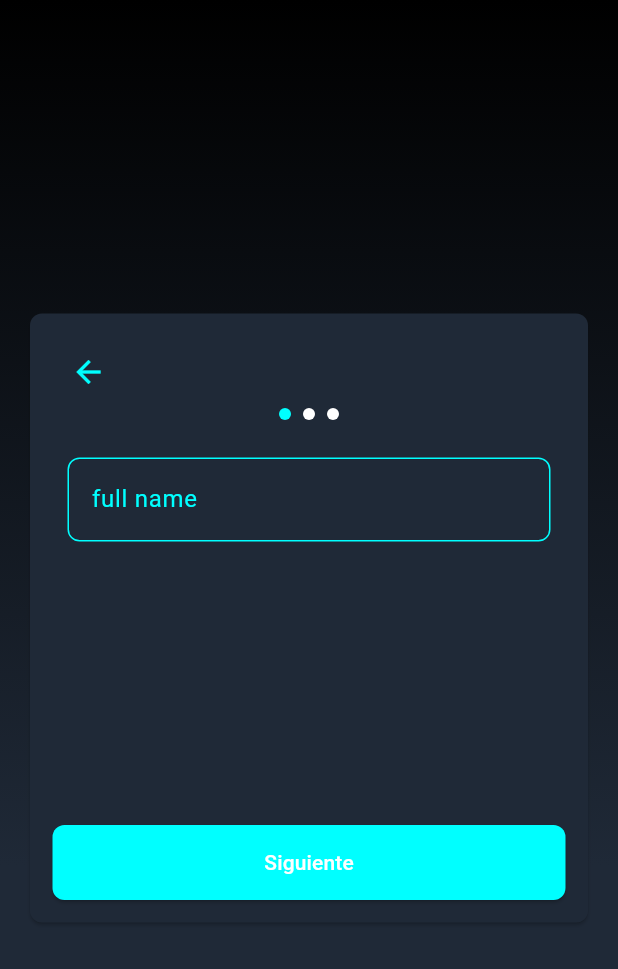
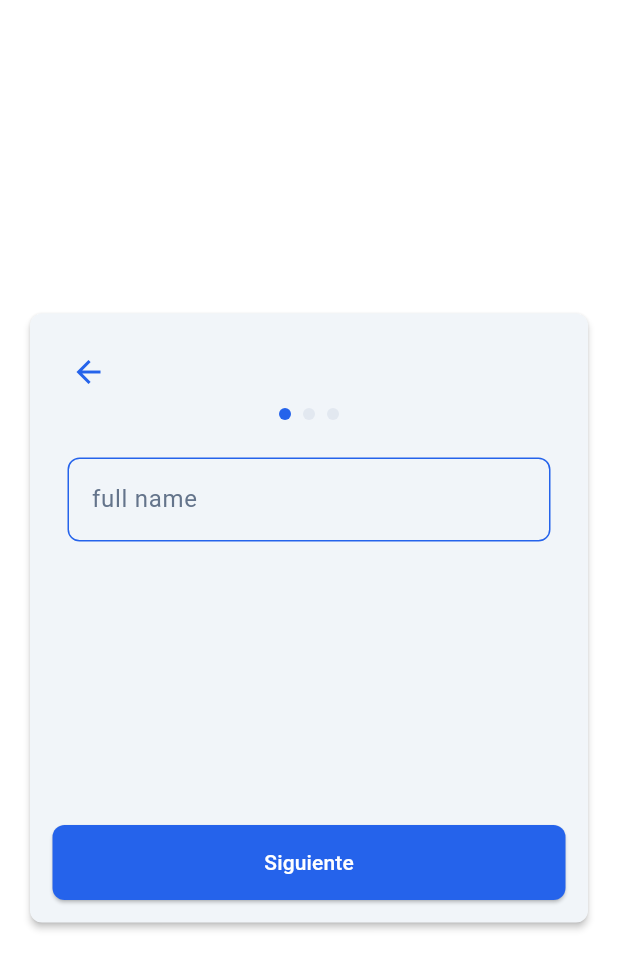
Before and after one commit to DJimenez0608/Moto_app, a Flutter app: the screen it shows after launch, after a tap on "Sign up", on a phone screen of 412 x 824 dp. Shown: the top 969 px of the screen. Run offline on Flutter 3.47's test engine with Material 3 defaults, Android fonts, the light colour scheme and no system bars; our stand-ins replace shared_preferences; missing offline and left inert: animated_item; accounts and stored records are empty; network calls fail.

Commit message:
New app colors

```diff
--- a/moto_app/lib/core/theme/app_colors.dart
+++ b/moto_app/lib/core/theme/app_colors.dart
@@ -1,18 +1,15 @@
 import 'package:flutter/material.dart';
 
 class AppColors {
-  // Pure black
-  static const Color pureBlack = Color(0xFF000000);
+  static const Color pureWhite = Color(0xFFFFFFFF);
+  static const Color pureBlack = Color(0xFF1E293B); // Slate navy for headings
 
-  // Neon cyan
-  static const Color neonCyan = Color(0xFF00FFFF);
+  static const Color primaryBlue = Color(0xFF2563EB);
+  static const Color accentCoral = Color(0xFFFF7A59);
+  static const Color accentYellow = Color(0xFFFBBF24);
 
-  // Bluish gray
-  static const Color bluishGray = Color(0xFF1F2937);
-
-  // Pure white
-  static const Color pureWhite = Color(0xFFFFFFFF);
-
-  // Dark purple
-  static const Color darkPurple = Color(0xFF7C3AED);
+  static const Color neutralText = Color(0xFF475569);
+  static const Color mutedText = Color(0xFF64748B);
+  static const Color surfaceSoft = Color(0xFFF1F5F9);
+  static const Color surfaceAlt = Color(0xFFE2E8F0);
 }
--- a/moto_app/lib/core/theme/app_theme.dart
+++ b/moto_app/lib/core/theme/app_theme.dart
@@ -6,18 +6,19 @@ class AppTheme {
   static ThemeData get theme {
     return ThemeData(
       useMaterial3: true,
+      scaffoldBackgroundColor: AppColors.pureWhite,
       colorScheme: ColorScheme(
-        brightness: Brightness.dark,
-        primary: AppColors.neonCyan,
+        brightness: Brightness.light,
+        primary: AppColors.primaryBlue,
         onPrimary: AppColors.pureWhite,
-        secondary: AppColors.darkPurple,
+        secondary: AppColors.accentCoral,
         onSecondary: AppColors.pureWhite,
-        error: Colors.red,
+        error: Colors.redAccent,
         onError: AppColors.pureWhite,
-        surface: AppColors.bluishGray,
-        onSurface: AppColors.pureWhite,
-        surfaceTint: AppColors.pureBlack,
-        onSurfaceVariant: AppColors.pureWhite,
+        surface: AppColors.surfaceSoft,
+        onSurface: AppColors.neutralText,
+        surfaceTint: AppColors.primaryBlue,
+        onSurfaceVariant: AppColors.mutedText,
       ),
       textTheme: const TextTheme(
         // Títulos principales: aumentados aprox. 25%
@@ -25,55 +26,56 @@ class AppTheme {
           fontSize: 40,
           fontWeight: FontWeight.bold,
           letterSpacing: 0.5,
-          color: AppColors.pureWhite,
+          color: AppColors.pureBlack,
         ),
         displayMedium: TextStyle(
           fontSize: 35,
           fontWeight: FontWeight.bold,
           letterSpacing: 0.5,
-          color: AppColors.pureWhite,
+          color: AppColors.pureBlack,
         ),
         displaySmall: TextStyle(
           fontSize: 30,
           fontWeight: FontWeight.w600,
           letterSpacing: 0.5,
-          color: AppColors.pureWhite,
+          color: AppColors.pureBlack,
         ),
         // Subtítulos: aumentados aprox. 25%
         headlineMedium: TextStyle(
           fontSize: 28,
           fontWeight: FontWeight.w500,
-          color: AppColors.pureWhite,
+          color: AppColors.pureBlack,
         ),
         headlineSmall: TextStyle(
           fontSize: 25,
           fontWeight: FontWeight.w500,
-          color: AppColors.pureWhite,
+          color: AppColors.pureBlack,
         ),
         titleLarge: TextStyle(
           fontSize: 23,
           fontWeight: FontWeight.w500,
-          color: AppColors.pureWhite,
+          color: AppColors.pureBlack,
         ),
         // Párrafos: 14-16px, Regular, height 1.4-1.6
         bodyLarge: TextStyle(
           fontSize: 16,
           fontWeight: FontWeight.normal,
           height: 1.5,
-          color: AppColors.pureWhite,
+          color: AppColors.neutralText,
         ),
         bodyMedium: TextStyle(
           fontSize: 14,
           fontWeight: FontWeight.normal,
           height: 1.4,
-          color: AppColors.pureWhite,
+          color: AppColors.mutedText,
         ),
       ),
       cardTheme: CardTheme(
-        color: AppColors.bluishGray,
+        color: AppColors.surfaceSoft,
         shape: RoundedRectangleBorder(
           borderRadius: BorderRadius.circular(AppConstants.borderRadius),
         ),
+        elevation: 2,
       ),
       inputDecorationTheme: InputDecorationTheme(
         border: OutlineInputBorder(
@@ -81,17 +83,17 @@ class AppTheme {
         ),
         enabledBorder: OutlineInputBorder(
           borderRadius: BorderRadius.circular(AppConstants.borderRadius),
-          borderSide: const BorderSide(color: AppColors.neonCyan),
+          borderSide: const BorderSide(color: AppColors.primaryBlue),
         ),
         focusedBorder: OutlineInputBorder(
           borderRadius: BorderRadius.circular(AppConstants.borderRadius),
-          borderSide: const BorderSide(color: AppColors.neonCyan, width: 2),
+          borderSide: const BorderSide(color: AppColors.primaryBlue, width: 2),
         ),
-        labelStyle: const TextStyle(color: AppColors.neonCyan),
+        labelStyle: const TextStyle(color: AppColors.mutedText),
       ),
       elevatedButtonTheme: ElevatedButtonThemeData(
         style: ElevatedButton.styleFrom(
-          backgroundColor: AppColors.neonCyan,
+          backgroundColor: AppColors.primaryBlue,
           foregroundColor: AppColors.pureWhite,
           shape: RoundedRectangleBorder(
             borderRadius: BorderRadius.circular(AppConstants.borderRadius),
@@ -99,6 +101,19 @@ class AppTheme {
           padding: const EdgeInsets.symmetric(horizontal: 24, vertical: 12),
         ),
       ),
+      appBarTheme: const AppBarTheme(
+        backgroundColor: AppColors.pureWhite,
+        foregroundColor: AppColors.pureBlack,
+        elevation: 0,
+        centerTitle: false,
+      ),
+      bottomNavigationBarTheme: const BottomNavigationBarThemeData(
+        backgroundColor: AppColors.pureWhite,
+        selectedItemColor: AppColors.primaryBlue,
+        unselectedItemColor: AppColors.mutedText,
+        elevation: 8,
+        type: BottomNavigationBarType.fixed,
+      ),
     );
   }
 }
--- a/moto_app/lib/features/auth/presentation/screens/initial_screen.dart
+++ b/moto_app/lib/features/auth/presentation/screens/initial_screen.dart
@@ -12,14 +12,7 @@ class InitialScreen extends StatelessWidget {
   Widget build(BuildContext context) {
     return Scaffold(
       body: Container(
-        decoration: const BoxDecoration(
-          gradient: LinearGradient(
-            begin: Alignment.topCenter,
-            end: Alignment.bottomCenter,
-            colors: [AppColors.pureBlack, AppColors.bluishGray],
-            stops: [0.0, 0.7],
-          ),
-        ),
+        color: AppColors.pureWhite,
         child: Center(
           child: Card(
             margin: const EdgeInsets.symmetric(
@@ -30,6 +23,7 @@ class InitialScreen extends StatelessWidget {
               padding: const EdgeInsets.all(24.0),
               child: Column(
                 mainAxisSize: MainAxisSize.min,
+                crossAxisAlignment: CrossAxisAlignment.stretch,
                 children: [
                   Text(
                     'MotoApp',
--- a/moto_app/lib/features/auth/presentation/screens/signup_screen.dart
+++ b/moto_app/lib/features/auth/presentation/screens/signup_screen.dart
@@ -110,14 +110,7 @@ class _SignUpScreenState extends State<SignUpScreen> {
   Widget build(BuildContext context) {
     return Scaffold(
       body: Container(
-        decoration: const BoxDecoration(
-          gradient: LinearGradient(
-            begin: Alignment.topCenter,
-            end: Alignment.bottomCenter,
-            colors: [AppColors.pureBlack, AppColors.bluishGray],
-            stops: [0.0, 0.7],
-          ),
-        ),
+        color: AppColors.pureWhite,
         child: Center(
           child: SizedBox(
             child: Card(
@@ -135,7 +128,7 @@ class _SignUpScreenState extends State<SignUpScreen> {
                         IconButton(
                           icon: const Icon(Icons.arrow_back),
                           onPressed: () => Navigator.pop(context),
-                          color: AppColors.neonCyan,
+                          color: AppColors.primaryBlue,
                         ),
                         const Spacer(),
                       ],
@@ -155,8 +148,8 @@ class _SignUpScreenState extends State<SignUpScreen> {
                               shape: BoxShape.circle,
                               color:
                                   _currentPage == index
-                                      ? AppColors.neonCyan
-                                      : AppColors.pureWhite,
+                                      ? AppColors.primaryBlue
+                                      : AppColors.surfaceAlt,
                             ),
                           ),
                         ),
--- a/moto_app/lib/features/auth/presentation/screens/splash_screen.dart
+++ b/moto_app/lib/features/auth/presentation/screens/splash_screen.dart
@@ -30,15 +30,13 @@ class _SplashScreenState extends State<SplashScreen> {
     if (!mounted) return;
 
     final isLoggedIn = await SessionService.isLoggedIn();
-    final storedUser =
-        isLoggedIn ? await SessionService.loadUser() : null;
+    final storedUser = isLoggedIn ? await SessionService.loadUser() : null;
 
     if (!mounted) return;
 
     if (isLoggedIn) {
       if (storedUser != null) {
-        final userProvider =
-            Provider.of<UserProvider>(context, listen: false);
+        final userProvider = Provider.of<UserProvider>(context, listen: false);
         userProvider.setUser(storedUser);
       } else {
         await SessionService.clearSession();
@@ -66,17 +64,10 @@ class _SplashScreenState extends State<SplashScreen> {
   Widget build(BuildContext context) {
     return Scaffold(
       body: Container(
-        decoration: const BoxDecoration(
-          gradient: LinearGradient(
-            begin: Alignment.topCenter,
-            end: Alignment.bottomCenter,
-            colors: [AppColors.pureBlack, AppColors.bluishGray],
-            stops: [0.0, 0.7],
-          ),
-        ),
+        color: AppColors.pureWhite,
         child: Center(
           child: Image.asset(
-            'assets/animations/animated-motorbike-image-0023.gif',
+            'assets/animations/race_17904906.gif',
             fit: BoxFit.contain,
           ),
         ),
--- a/moto_app/lib/features/auth/presentation/widgets/custom_button.dart
+++ b/moto_app/lib/features/auth/presentation/widgets/custom_button.dart
@@ -1,5 +1,4 @@
 import 'package:flutter/material.dart';
-import '../../../../core/theme/app_colors.dart';
 import '../../../../core/constants/app_constants.dart';
 
 class CustomButton extends StatelessWidget {
@@ -25,8 +24,6 @@ class CustomButton extends StatelessWidget {
       child: ElevatedButton(
         onPressed: onPressed,
         style: ElevatedButton.styleFrom(
-          backgroundColor: AppColors.neonCyan,
-          foregroundColor: AppColors.pureWhite,
           shape: RoundedRectangleBorder(
             borderRadius: BorderRadius.circular(AppConstants.borderRadius),
           ),
```
Also changed, not shown: moto_app/lib/features/auth/presentation/screens/compare_screen.dart (+1 -8 lines), moto_app/lib/features/auth/presentation/screens/home_screen.dart (+22 -31 lines), moto_app/lib/features/auth/presentation/screens/login_screen.dart (+3 -9 lines), moto_app/lib/features/auth/presentation/screens/profile_screen.dart (+1 -8 lines), moto_app/assets/animations/animated-motorbike-image-0023.gif (deleted), moto_app/assets/animations/race_17904906.gif (added).
